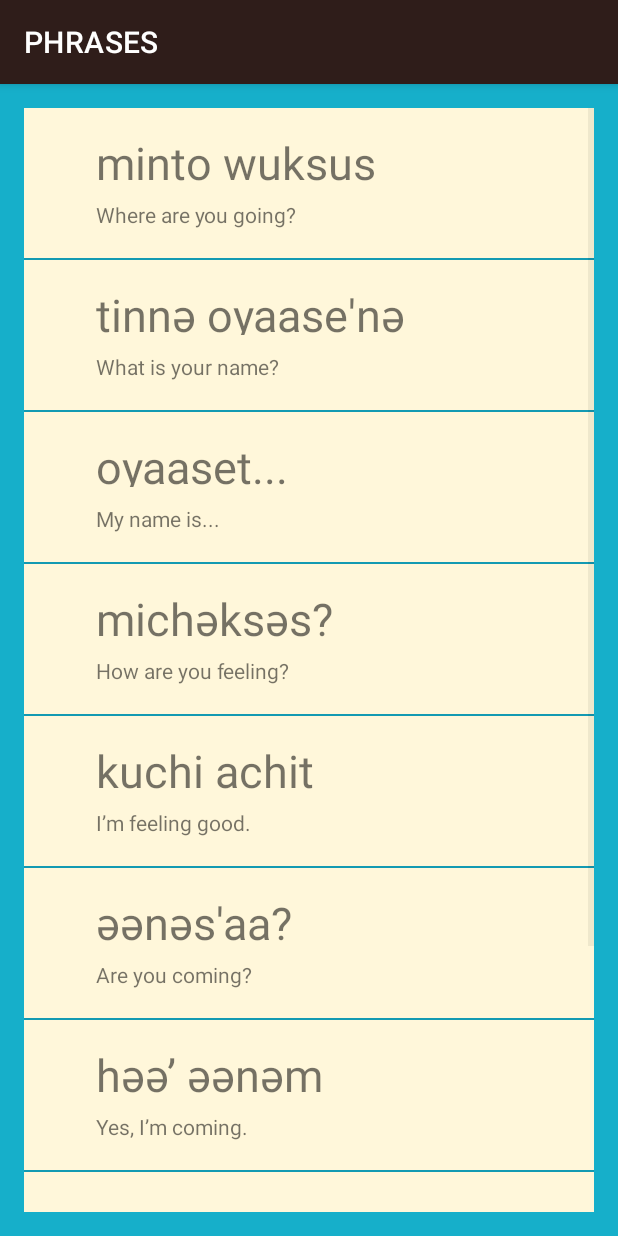
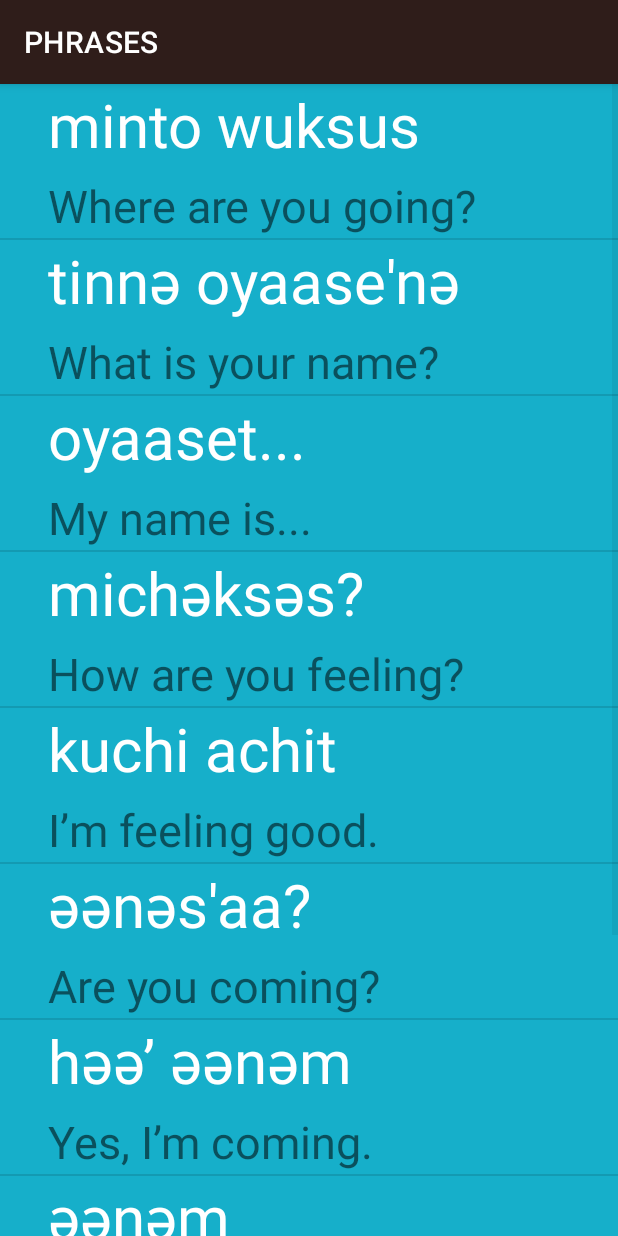
Before and after one commit to vishal-sahu12/app, an Android app: the PhrasesActivity screen opened directly, with no data from a screen before it, on a phone screen of 412 x 824 dp. Run offline under Robolectric (Android 15) with nearby library versions, the light colour scheme and no system bars.

```diff
--- a/app/src/main/java/com/example/miwok/ColorsActivity.java
+++ b/app/src/main/java/com/example/miwok/ColorsActivity.java
@@ -24,7 +24,7 @@ public class ColorsActivity extends AppCompatActivity {
         colors.add(new word("Mustard Yellow", "Chiwiiṭә",R.drawable.color_mustard_yellow));
 
 
-        WordAdapter itemAdapter = new WordAdapter(this,colors);
+        WordAdapter itemAdapter = new WordAdapter(this,colors,R.color.category_colors);
         ListView listView = findViewById(R.id.list_colors);
         listView.setAdapter(itemAdapter);
     }
--- a/app/src/main/java/com/example/miwok/FamilyActivity.java
+++ b/app/src/main/java/com/example/miwok/FamilyActivity.java
@@ -24,7 +24,7 @@ public class FamilyActivity extends AppCompatActivity {
         familyMemeber.add(new word("Grand Mother", "ama",R.drawable.family_grandmother));
         familyMemeber.add(new word("Grand Father", "pappa",R.drawable.family_grandfather));
 
-        WordAdapter itemAdapter = new WordAdapter(this,familyMemeber);
+        WordAdapter itemAdapter = new WordAdapter(this,familyMemeber,R.color.category_family);
         ListView listView = findViewById(R.id.list_family);
         listView.setAdapter(itemAdapter);
 
--- a/app/src/main/java/com/example/miwok/NumbersActivity.java
+++ b/app/src/main/java/com/example/miwok/NumbersActivity.java
@@ -34,7 +34,7 @@ public class NumbersActivity extends AppCompatActivity {
 // Making LinearLayot In Java Code
 //        LinearLayout rootView =(LinearLayout) findViewById(R.id.rootview);
 
-        WordAdapter itemAdapter = new WordAdapter(this,words);
+        WordAdapter itemAdapter = new WordAdapter(this,words,R.color.category_numbers);
        ListView listView = findViewById(R.id.list);
         listView.setAdapter(itemAdapter);
        //ListView
--- a/app/src/main/java/com/example/miwok/PhrasesActivity.java
+++ b/app/src/main/java/com/example/miwok/PhrasesActivity.java
@@ -26,7 +26,7 @@ public class PhrasesActivity extends AppCompatActivity {
         phrases.add(new word("Let’s go.", "yoowutis"));
         phrases.add(new word("Come here.", "әnni'nem"));
 
-        WordAdapter itemAdapter = new WordAdapter(this,phrases);
+        WordAdapter itemAdapter = new WordAdapter(this,phrases,R.color.category_phrases);
         ListView listView = findViewById(R.id.list_phrases);
         listView.setAdapter(itemAdapter);
     }
--- a/app/src/main/java/com/example/miwok/WordAdapter.java
+++ b/app/src/main/java/com/example/miwok/WordAdapter.java
@@ -10,17 +10,20 @@ import android.widget.TextView;
 
 import androidx.annotation.NonNull;
 import androidx.annotation.Nullable;
+import androidx.core.content.ContextCompat;
 
 import java.util.ArrayList;
 
 public class WordAdapter extends ArrayAdapter<word> {
+    private int mbackgroundId;
 
-    public WordAdapter(Activity context, ArrayList<word> words) {
+    public WordAdapter(Activity context, ArrayList<word> words,int backgroundId) {
         // Here, we initialize the ArrayAdapter's internal storage for the context and the list.
         // the second argument is used when the ArrayAdapter is populating a single TextView.
         // Because this is a custom adapter for two TextViews and an ImageView, the adapter is not
         // going to use this second argument, so it can be any value. Here, we used 0.
         super(context, 0, words);
+        mbackgroundId=backgroundId;
     }
     @Override
     public View getView(int position, View convertView, ViewGroup parent) {
@@ -36,6 +39,7 @@ public class WordAdapter extends ArrayAdapter<word> {
         // Find the TextView in the list_item.xml layout with the ID version_name
         TextView miwokTextView = (TextView) listItemView.findViewById(R.id.miwok);
         miwokTextView.setText(currentWord.getMiwokTranslation());
+
 
         // Find the TextView in the list_item.xml layout with the ID version_number
         TextView defualtTextView = (TextView) listItemView.findViewById(R.id.default_text);
@@ -55,7 +59,9 @@ public class WordAdapter extends ArrayAdapter<word> {
         else {
             iconView.setVisibility(View.GONE);
         }
-
+        View container = listItemView.findViewById(R.id.text_container);
+        int color = ContextCompat.getColor(getContext(),mbackgroundId);
+        container.setBackgroundColor(color);
         // Return the whole list item layout (containing 2 TextViews and an ImageView)
         // so that it can be shown in the ListView
         return listItemView;
--- a/app/src/main/res/layout/activity_colors.xml
+++ b/app/src/main/res/layout/activity_colors.xml
@@ -6,5 +6,4 @@
     android:numColumns="2"
     android:layout_width="match_parent"
     android:layout_height="match_parent"
-    android:padding="@dimen/activity_vertical_margin"
     tools:context=".NumbersActivity"/>
--- a/app/src/main/res/layout/activity_family.xml
+++ b/app/src/main/res/layout/activity_family.xml
@@ -8,5 +8,4 @@
     android:horizontalSpacing="6dp"
     android:layout_width="match_parent"
     android:layout_height="match_parent"
-    android:padding="@dimen/activity_vertical_margin"
     tools:context=".NumbersActivity"/>
--- a/app/src/main/res/layout/activity_phrases.xml
+++ b/app/src/main/res/layout/activity_phrases.xml
@@ -7,5 +7,4 @@
     android:background="@color/category_phrases"
     android:layout_width="match_parent"
     android:layout_height="match_parent"
-    android:padding="@dimen/activity_vertical_margin"
     tools:context=".NumbersActivity"/>
--- a/app/src/main/res/layout/list_item.xml
+++ b/app/src/main/res/layout/list_item.xml
@@ -4,20 +4,23 @@
     android:layout_width="match_parent"
     android:layout_height="match_parent"
     android:orientation="horizontal"
-    android:background="@color/tan_background"
-    android:padding="16dp">
+
+    android:background="@color/tan_background">
 
     <ImageView
         android:id="@+id/image_view"
         android:layout_width="wrap_content"
-        android:layout_height="wrap_content"
+        android:layout_height="150dp"
         android:scaleType="centerInside"
+
         android:src="@drawable/ic_launcher" />
 
     <LinearLayout
+        android:id="@+id/text_container"
         android:layout_width="match_parent"
         android:layout_height="match_parent"
         android:orientation="vertical"
+        android:background="@color/category_numbers"
         android:paddingLeft="16dp">
 
         <TextView
@@ -27,7 +30,8 @@
             android:layout_height="match_parent"
             android:layout_marginLeft="16dp"
             android:gravity="center_vertical"
-            android:textSize="30sp"
+            android:textSize="40sp"
+            android:textColor="#FFFFFF"
             tools:text="lutti" />
 
         <TextView
@@ -38,8 +42,8 @@
             android:layout_marginLeft="16dp"
             android:layout_marginTop="8dp"
             android:gravity="center_vertical"
+            android:textSize="30sp"
             tools:text="One" />
     </LinearLayout>
 
-
 </LinearLayout>
--- a/app/src/main/res/layout/words_list.xml
+++ b/app/src/main/res/layout/words_list.xml
@@ -8,5 +8,4 @@
     android:horizontalSpacing="6dp"
     android:layout_width="match_parent"
     android:layout_height="match_parent"
-    android:padding="@dimen/activity_vertical_margin"
     tools:context=".NumbersActivity"/>
```
Also changed, not shown: app/src/main/res/layout/music.xml (added, +114 -0 lines).
